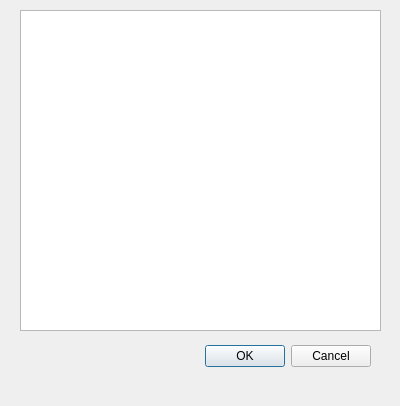
This is Minifier/loadprofil.ui in Minifier/Minifier as Qt 5 draws it before an edit. The edited form follows.
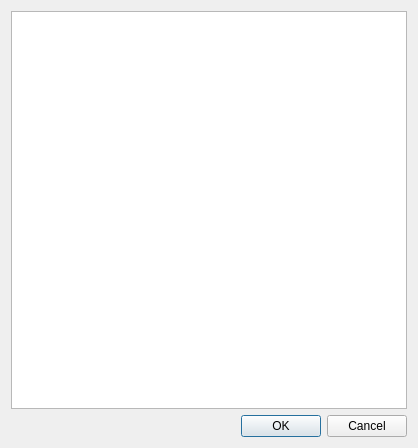
This is the edited form.

```diff
--- a/Minifier/loadprofil.ui
+++ b/Minifier/loadprofil.ui
@@ -6,34 +6,31 @@
    <rect>
     <x>0</x>
     <y>0</y>
-    <width>400</width>
-    <height>406</height>
+    <width>418</width>
+    <height>448</height>
    </rect>
   </property>
   <property name="minimumSize">
    <size>
-    <width>400</width>
-    <height>406</height>
+    <width>0</width>
+    <height>0</height>
    </size>
   </property>
   <property name="maximumSize">
    <size>
-    <width>400</width>
-    <height>406</height>
+    <width>16777215</width>
+    <height>16777215</height>
    </size>
   </property>
   <property name="windowTitle">
    <string>Dialog</string>
   </property>
+  <layout class="QVBoxLayout" name="verticalLayout_3">
+   <item>
+    <widget class="QListWidget" name="listProfils"/>
+   </item>
+   <item>
   <widget class="QDialogButtonBox" name="buttonBox">
-   <property name="geometry">
-    <rect>
-     <x>30</x>
-     <y>340</y>
-     <width>341</width>
-     <height>32</height>
-    </rect>
-   </property>
    <property name="orientation">
     <enum>Qt::Horizontal</enum>
    </property>
@@ -41,16 +38,8 @@
     <set>QDialogButtonBox::Cancel|QDialogButtonBox::Ok</set>
    </property>
   </widget>
-  <widget class="QListWidget" name="listProfils">
-   <property name="geometry">
-    <rect>
-     <x>20</x>
-     <y>10</y>
-     <width>361</width>
-     <height>321</height>
-    </rect>
-   </property>
-  </widget>
+   </item>
+  </layout>
  </widget>
  <resources/>
  <connections>
```
Lines whose indentation alone changed are shown as unchanged.
